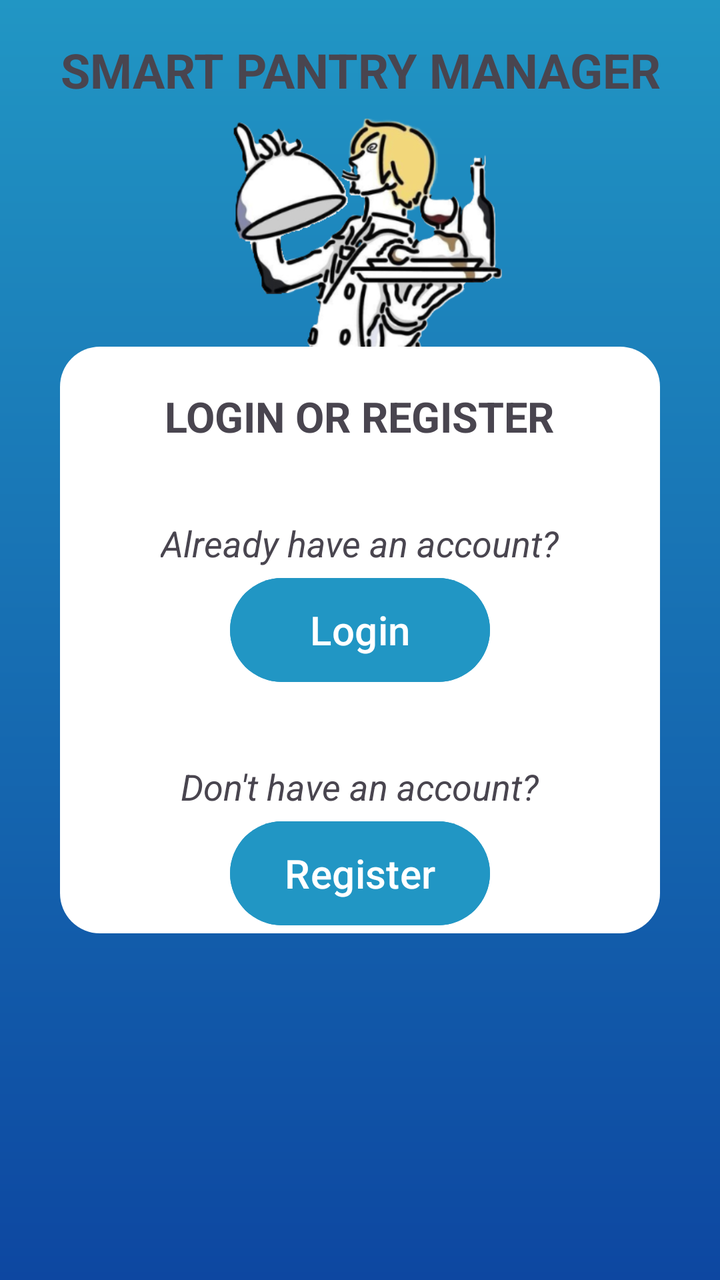
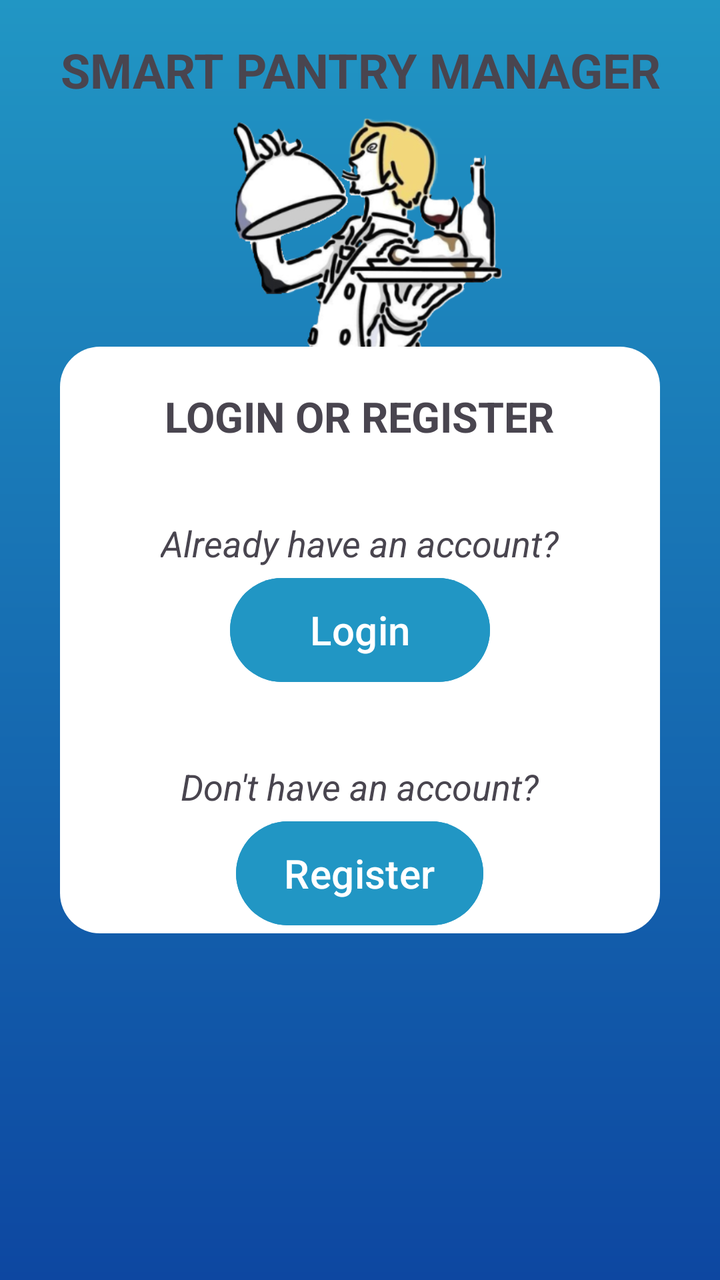

Before-and-after screenshots of an Android layout around one commit, followed by the original layout XML and the change that was made.
<!-- AndroidManifest.xml: application theme Theme.SmartPantryManagement -->
<!-- res/layout/activity_startup_page.xml -->
<?xml version="1.0" encoding="utf-8"?>
<androidx.constraintlayout.widget.ConstraintLayout xmlns:android="http://schemas.android.com/apk/res/android"
    xmlns:app="http://schemas.android.com/apk/res-auto"
    xmlns:tools="http://schemas.android.com/tools"
    android:background="@drawable/blue_gradient"
    android:id="@+id/main"
    android:layout_width="match_parent"
    android:layout_height="match_parent"
    tools:context=".StartupPage">


    <TextView
        android:id="@+id/BodyTextView"
        android:layout_width="match_parent"
        android:layout_height="70dp"
        android:text="SMART PANTRY MANAGER"
        android:textSize="24sp"
        android:textStyle="bold"
        android:gravity="center"
        app:layout_constraintTop_toTopOf="parent"
        app:layout_constraintStart_toStartOf="parent"
        app:layout_constraintEnd_toEndOf="parent"
        />

    <ImageView
        android:id="@+id/LoginRegImg"
        android:layout_width="380dp"
        android:layout_height="190dp"
        android:src="@drawable/startup_logo_2"
        android:scaleType="fitCenter"
        android:layout_marginTop="-21dp"
        app:layout_constraintStart_toStartOf="parent"
        app:layout_constraintEnd_toEndOf="parent"
        app:layout_constraintTop_toBottomOf="@id/BodyTextView"/>

    <LinearLayout
        android:id="@+id/Login"
        android:layout_width="300dp"
        android:layout_height="wrap_content"
        android:orientation="vertical"
        android:background="@drawable/rounded_borders"
        android:gravity="center_horizontal"
        app:layout_constraintTop_toTopOf="parent"
        app:layout_constraintBottom_toBottomOf="parent"
        app:layout_constraintStart_toStartOf="parent"
        app:layout_constraintEnd_toEndOf="parent"
        app:layout_constraintVertical_bias="0.5">

    <TextView
        android:id="@+id/LoginRegtxt"
        android:layout_width="wrap_content"
        android:layout_height="70dp"
        android:text="LOGIN OR REGISTER"
        android:textSize="21sp"
        android:textStyle="bold"
        android:gravity="center"
        android:padding="16dp"
        />

        <TextView
            android:id="@+id/Logintxt"
            android:layout_width="wrap_content"
            android:layout_height="wrap_content"
            android:text="Already have an account?"
            android:textSize="18sp"
            android:textStyle="italic"
            android:gravity="center"
            android:padding="16dp"
            />

        <Button
            android:id="@+id/btnLogin"
            android:layout_width="130dp"
            android:layout_height="60dp"
            android:layout_marginTop="-15dp"
            android:text="Login"
            android:textSize="20sp"
            android:backgroundTint="#2196C4"
            />

        <TextView
            android:id="@+id/Regtxt"
            android:layout_width="wrap_content"
            android:layout_height="wrap_content"
            android:text="Don't have an account?"
            android:textSize="18sp"
            android:textStyle="italic"
            android:gravity="center"
            android:padding="16dp"
            android:layout_marginTop="20dp"
            />

        <Button
            android:id="@+id/btnReg"
            android:layout_width="130dp"
            android:layout_height="60dp"
            android:layout_marginTop="-15dp"
            android:text="Register"
            android:textSize="20sp"
            android:backgroundTint="#2196C4"
            />

    </LinearLayout>

</androidx.constraintlayout.widget.ConstraintLayout>
<!-- resources referenced by this layout -->
<resources>
  <!-- drawable blue_gradient (drawable) -->
  <?xml version="1.0" encoding="utf-8"?>
  <shape xmlns:android="http://schemas.android.com/apk/res/android">
  
      <gradient
          android:angle="270"
          android:startColor="#2196C4"
          android:endColor="#0D47A1"
          android:type="linear"/>
  </shape>
  <!-- drawable rounded_borders (drawable) -->
  <?xml version="1.0" encoding="utf-8"?>
  <shape xmlns:android="http://schemas.android.com/apk/res/android">
  
      <solid android:color="#FFFFFF"/>
      <corners android:radius="20dp"/>
  </shape>
  <!-- drawable startup_logo_2: png bitmap (drawable, 100697 bytes) -->
  <style name="Theme.SmartPantryManagement" parent="Base.Theme.SmartPantryManagement" />
  <style name="Base.Theme.SmartPantryManagement" parent="Theme.Material3.DayNight.NoActionBar">
          
          
      </style>
</resources>

<!-- the commit's change to res/layout/activity_startup_page.xml (unified diff, before → after) -->
@@ -8,7 +8,7 @@
     android:layout_height="match_parent"
     tools:context=".StartupPage">
 
-
+    
     <TextView
         android:id="@+id/BodyTextView"
         android:layout_width="match_parent"
@@ -22,6 +22,7 @@
         app:layout_constraintEnd_toEndOf="parent"
         />
 
+    
     <ImageView
         android:id="@+id/LoginRegImg"
         android:layout_width="380dp"
@@ -33,6 +34,7 @@
         app:layout_constraintEnd_toEndOf="parent"
         app:layout_constraintTop_toBottomOf="@id/BodyTextView"/>
 
+    
     <LinearLayout
         android:id="@+id/Login"
         android:layout_width="300dp"
@@ -68,6 +70,7 @@
             android:padding="16dp"
             />
 
+        
         <Button
             android:id="@+id/btnLogin"
             android:layout_width="130dp"
@@ -92,7 +95,7 @@
 
         <Button
             android:id="@+id/btnReg"
-            android:layout_width="130dp"
+            android:layout_width="wrap_content"
             android:layout_height="60dp"
             android:layout_marginTop="-15dp"
             android:text="Register"
